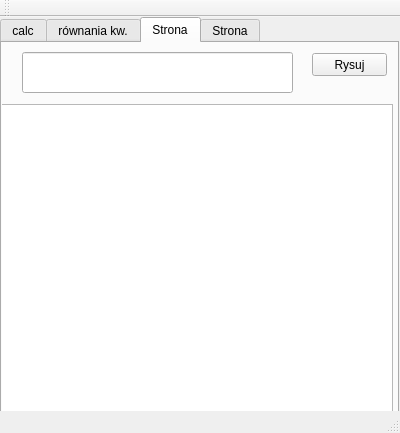
Old version of the form liczydlo/mainwindow.ui in the repository domi-nika60/Liczydlo-naukowe.
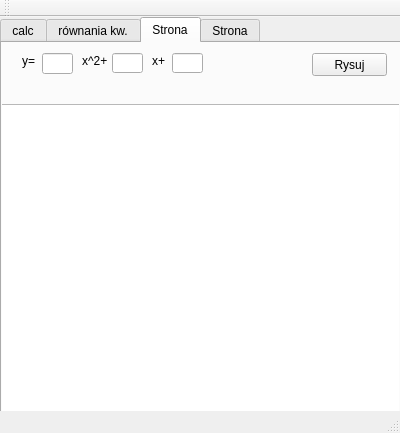
New version of the form.

Commit message: rysowanie wykresów funkcji kwadratowych

Diff of the .ui file:
```diff
--- a/liczydlo/mainwindow.ui
+++ b/liczydlo/mainwindow.ui
@@ -49,7 +49,7 @@
      <rect>
       <x>0</x>
       <y>0</y>
-      <width>399</width>
+      <width>401</width>
       <height>400</height>
      </rect>
     </property>
@@ -950,7 +950,7 @@
        <rect>
         <x>-10</x>
         <y>61</y>
-        <width>401</width>
+        <width>411</width>
         <height>311</height>
        </rect>
       </property>
@@ -958,10 +958,10 @@
      <widget class="QLineEdit" name="rownanie">
       <property name="geometry">
        <rect>
-        <x>20</x>
-        <y>9</y>
-        <width>271</width>
-        <height>41</height>
+        <x>40</x>
+        <y>10</y>
+        <width>31</width>
+        <height>21</height>
        </rect>
       </property>
      </widget>
@@ -978,6 +978,65 @@
        <string>Rysuj</string>
       </property>
      </widget>
+     <widget class="QLabel" name="label_23">
+      <property name="geometry">
+       <rect>
+        <x>20</x>
+        <y>10</y>
+        <width>16</width>
+        <height>16</height>
+       </rect>
+      </property>
+      <property name="text">
+       <string>y=</string>
+      </property>
+     </widget>
+     <widget class="QLabel" name="label_24">
+      <property name="geometry">
+       <rect>
+        <x>80</x>
+        <y>10</y>
+        <width>31</width>
+        <height>16</height>
+       </rect>
+      </property>
+      <property name="text">
+       <string>x^2+</string>
+      </property>
+     </widget>
+     <widget class="QLineEdit" name="b_wykres">
+      <property name="geometry">
+       <rect>
+        <x>110</x>
+        <y>10</y>
+        <width>31</width>
+        <height>20</height>
+       </rect>
+      </property>
+     </widget>
+     <widget class="QLabel" name="label_25">
+      <property name="geometry">
+       <rect>
+        <x>150</x>
+        <y>10</y>
+        <width>21</width>
+        <height>16</height>
+       </rect>
+      </property>
+      <property name="text">
+       <string>x+</string>
+      </property>
+     </widget>
+     <widget class="QLineEdit" name="c_wykres">
+      <property name="geometry">
+       <rect>
+        <x>170</x>
+        <y>10</y>
+        <width>31</width>
+        <height>20</height>
+       </rect>
+      </property>
+     </widget>
     </widget>
     <widget class="QWidget" name="tab">
      <attribute name="title">
```
Left out of the diff: 2 changed lines with no effect on the pictures. The commit also changes 1 other file.
